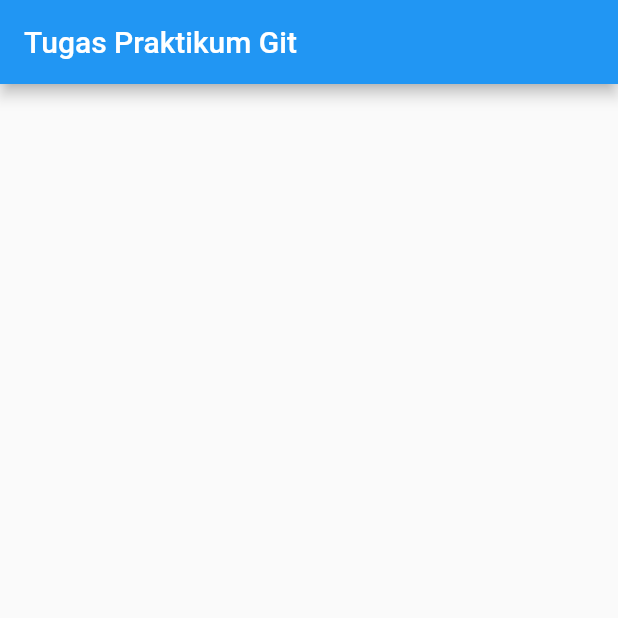
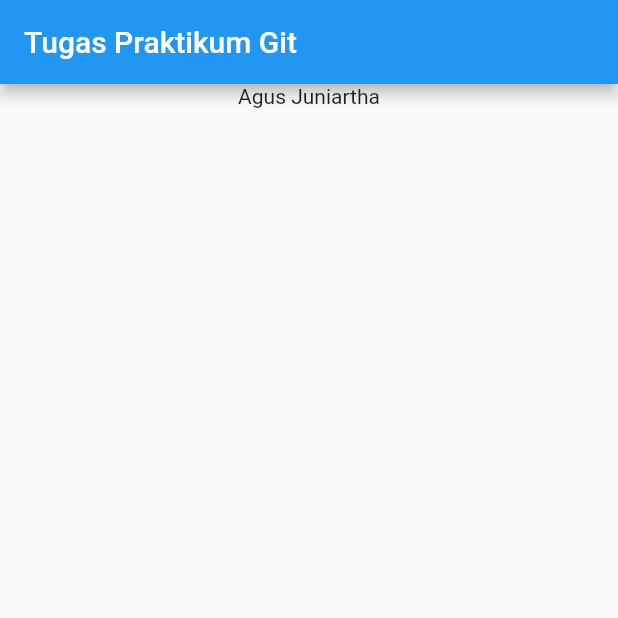
Before and after one commit to BENTOTV/tugas_altera, a Flutter app: the screen it shows after launch, on a phone screen of 412 x 824 dp, the top half of it. Run offline on Flutter 3.47's test engine with Material 2 defaults, Android fonts, the phone set to English and light mode, and no system bars.

Commit message:
menambahkan center dan text

```diff
--- a/lib/homepage.dart
+++ b/lib/homepage.dart
@@ -7,8 +7,12 @@ class HomePage extends StatelessWidget {
   Widget build(BuildContext context) {
     return Scaffold(
       appBar: AppBar(title:const Text("Tugas Praktikum Git"),),
-      body: Column(
-
+      body: Center(
+        child: Column(
+          children:const <Widget>[
+            Text("Agus Juniartha")
+          ],
+        ),
       ),
     );
   }
```
